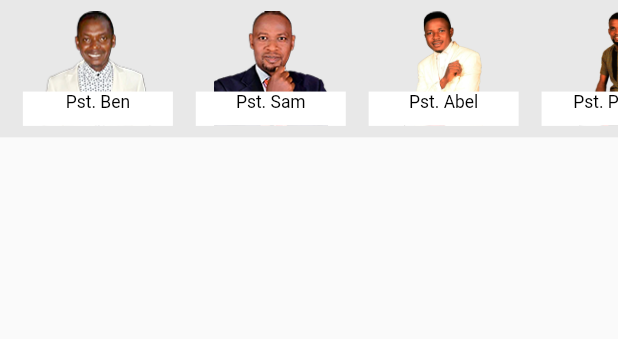
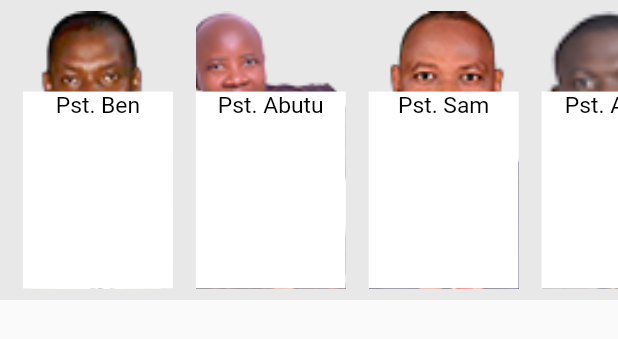
Before and after one commit to Joelodufu/epccmobilepp, a Flutter app: the KnowYourPastors widget shown alone on an empty page, opened directly, on a phone screen of 412 x 824 dp. Shown: the top 339 px of the screen. Run offline on Flutter 3.47's test engine with Material 2 defaults, Android fonts, the phone set to English and light mode, and no system bars; our stand-ins replace animated_text_kit, hive; accounts and stored records are empty.

Commit message:
Added Comp

```diff
--- a/lib/navpages/bibble_study_page.dart
+++ b/lib/navpages/bibble_study_page.dart
@@ -176,8 +176,10 @@ class _BibbleStudyPageState extends State<BibbleStudyPage> {
                                               width: requiredAspect * 400,
                                               child: AppText(
                                                 text: bibleStudyList[index]
+                                                    .contents[1]["content"].length>=30?bibleStudyList[index]
+                                                    .contents[1]["content"].substring(0,30)+"...":bibleStudyList[index]
                                                     .contents[1]["content"],
-                                                size: requiredAspect * 30,
+                                                size: requiredAspect * 40,color:Colors.red,
                                               )),
                                         ],
                                       ),
--- a/lib/navpages/home_page.dart
+++ b/lib/navpages/home_page.dart
@@ -13,6 +13,7 @@ class HomePage extends StatefulWidget {
 }
 
 class _HomePageState extends State<HomePage> {
+
   @override
   Widget build(BuildContext context) {
     var size = MediaQuery.of(context).size;
@@ -40,7 +41,7 @@ class _HomePageState extends State<HomePage> {
               children: [
                  Container(
                       width: double.maxFinite,
-                      height: requiredAspect * 70,
+                      height: 70,
 
                       decoration: BoxDecoration(
                         color: AppColors.mainColor,
--- a/lib/navpages/home_page_tut.dart
+++ b/lib/navpages/home_page_tut.dart
@@ -1,4 +1,3 @@
-import 'package:flutter/cupertino.dart';
 import 'package:flutter/material.dart';
 import 'package:flutter_app/widgets/app_large_text.dart';
 
--- a/lib/pages/bible_study_page.dart
+++ b/lib/pages/bible_study_page.dart
@@ -87,11 +87,6 @@ class _BibleStudyPageState extends State<BibleStudyPage> {
                               size: 17,
                               color: Color.fromARGB(255, 0, 0, 0),
                             ),
-                          ),
-                          AppText(
-                            text: " Week 3",
-                            size: 25,
-                            color: Color.fromARGB(255, 0, 0, 0),
                           ),
                           AppText(
                             text: bibleStudyList[bbIndex].date,
--- a/lib/pages/main_page.dart
+++ b/lib/pages/main_page.dart
@@ -22,7 +22,6 @@ class _MainPageState extends State<MainPage> {
   List pages = [
     HomePage(),
     BibbleStudyPage(),
-    SundaySchool(),
     MessagePage(),
     BarItemsPage()
   ];
@@ -50,7 +49,6 @@ class _MainPageState extends State<MainPage> {
           items: const [
             BottomNavigationBarItem(  icon: Icon(Icons.home_outlined), label: "Home", tooltip: "Home "),
             BottomNavigationBarItem(  icon: Icon(Icons.my_library_books_outlined), label: "BS", tooltip: "Bible Stydy "),
-            BottomNavigationBarItem(  icon: Icon(Icons.school_outlined), label: "SS", tooltip: "sunday school"),
             BottomNavigationBarItem(  icon: Icon(Icons.dynamic_form_outlined), label: "MSG", tooltip: "Msg ")
           ],
       ),
--- a/lib/widgets/know_your_pastors.dart
+++ b/lib/widgets/know_your_pastors.dart
@@ -13,28 +13,32 @@ class KnowYourPastors extends StatelessWidget {
       "image":"img/onomike.png"
     },
     {
+      "name":"Pst. Abutu",
+      "image":"img/abutu.png"
+    },
+    {
       "name":"Pst. Sam",
       "image":"img/samomale.png"
+    },
+    {
+      "name":"Pst. Anebi",
+      "image":"img/anebi.png"
     },
     {
       "name":"Pst. Abel",
       "image":"img/abelugana.png"
     },
     {
-      "name":"Pst. Philips",
-      "image":"img/philips.png"
+      "name":"Pst. Ken",
+      "image":"img/ken.png"
     },
     {
-      "name":"Pst. Emma",
-      "image":"img/joelodufu.png"
+      "name":"Pst. Otene",
+      "image":"img/otene.png"
     },
     {
-      "name":"Pst. Ben",
-      "image":"img/onomike.png"
-    },
-    {
-      "name":"Pst. Ben",
-      "image":"img/onomike.png"
+      "name":"Pst. Mattew",
+      "image":"img/mattew.png"
     }
   ];
 
@@ -44,7 +48,7 @@ class KnowYourPastors extends StatelessWidget {
     return Container(
       padding: EdgeInsets.only(
           top: requiredAspect * 10, bottom: requiredAspect * 10),
-      height: requiredAspect * 120,
+      height: 200,
       width: double.maxFinite,
       decoration: BoxDecoration(
         color: Colors.grey.withOpacity(.2),
@@ -64,13 +68,13 @@ class KnowYourPastors extends StatelessWidget {
                     ),
               margin: EdgeInsets.only(left: requiredAspect * 20),
               child: Container(
-                  height: 50,
+                  height: 30,
                   color: Colors.white,
                   margin: EdgeInsets.only(top: requiredAspect * 70),
                   child: Column(children: [
                     AppText(
                       text: pastors[index]["name"],
-                      size: requiredAspect * 20,
+                      size:  20,
                       color: Colors.black,
                     )
                   ])),
```
Also changed, not shown: lib/main.dart (+3 -11 lines), lib/navpages/create_devotion.dart (added, +16 -0 lines), img/abutu.png (added), img/anebi.png (added), img/ken.png (added), img/mattew.png (added), img/otene.png (added), 16 other files.
